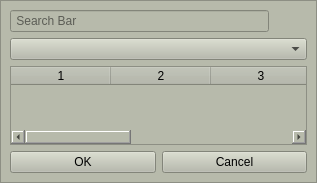
This is UI/labeling.ui in DORSA-co/trainApp_oxin as Qt 5 draws it before an edit. The edited form follows.
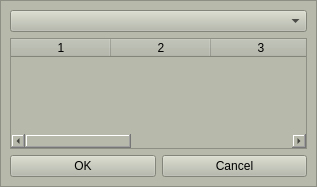
This is the edited form. Icons and pictures are not drawn.

Patch:
```diff
--- a/UI/labeling.ui
+++ b/UI/labeling.ui
@@ -7,7 +7,7 @@
     <x>0</x>
     <y>0</y>
     <width>317</width>
-    <height>183</height>
+    <height>187</height>
    </rect>
   </property>
   <property name="windowTitle">
@@ -40,34 +40,6 @@
        <enum>QFrame::Raised</enum>
       </property>
       <layout class="QVBoxLayout" name="verticalLayout_2">
-       <item>
-        <layout class="QHBoxLayout" name="horizontalLayout_2">
-         <item>
-          <widget class="QLineEdit" name="lineEdit">
-           <property name="placeholderText">
-            <string> Search Bar</string>
-           </property>
-          </widget>
-         </item>
-         <item>
-          <widget class="QPushButton" name="pushButton">
-           <property name="cursor">
-            <cursorShape>PointingHandCursor</cursorShape>
-           </property>
-           <property name="styleSheet">
-            <string notr="true">border:None;</string>
-           </property>
-           <property name="text">
-            <string/>
-           </property>
-           <property name="icon">
-            <iconset>
-             <normaloff>images/magnifying-glass.png</normaloff>images/magnifying-glass.png</iconset>
-           </property>
-          </widget>
-         </item>
-        </layout>
-       </item>
        <item>
         <widget class="QComboBox" name="comboBox_defects"/>
        </item>
```
